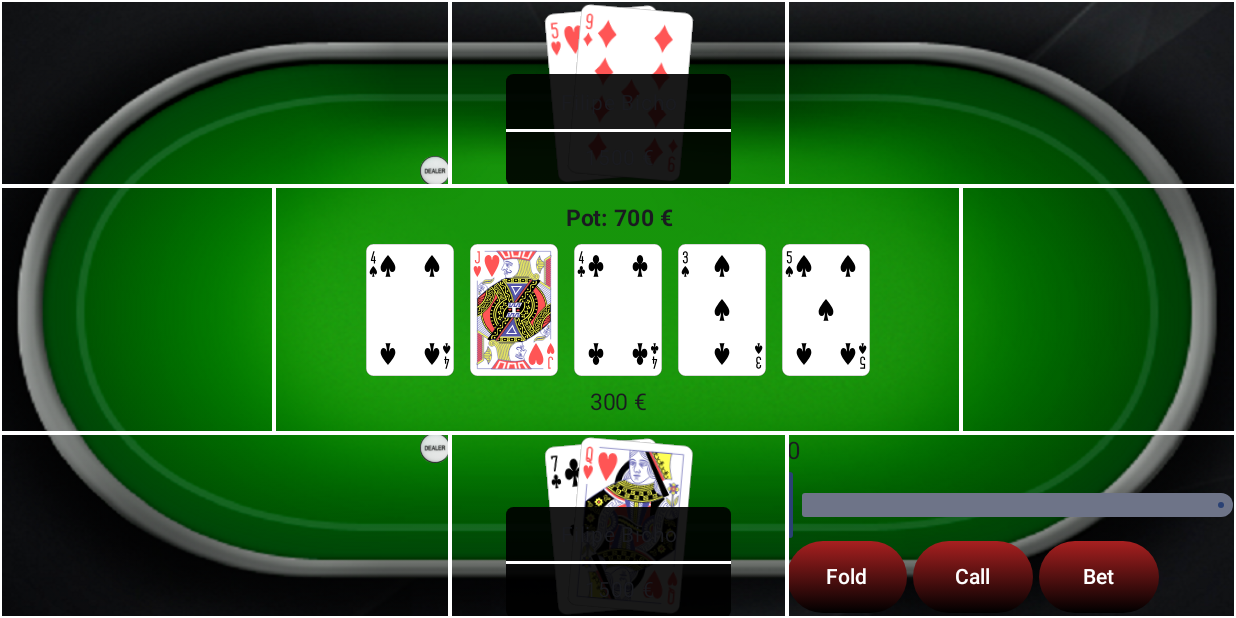
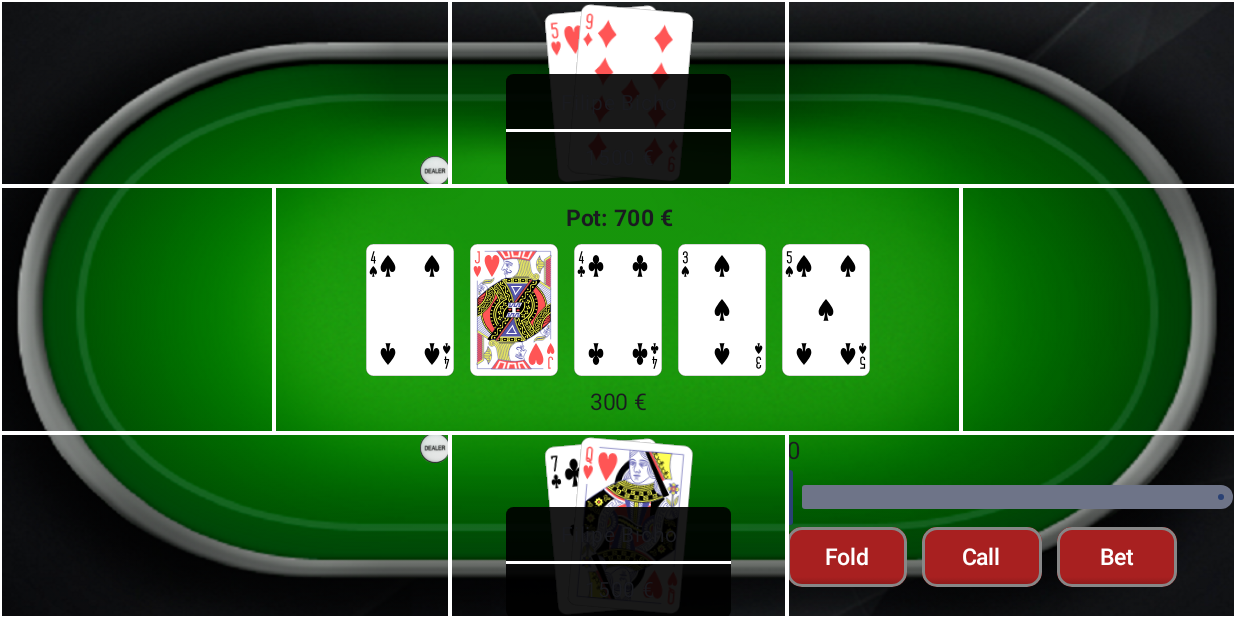
Before and after one commit to FilipeBicho/heads-up-poker, an Android app built with Jetpack Compose: the screen it shows after launch (MainActivity), on a phone screen of 824 x 412 dp (held sideways). Run offline under Robolectric (Android 15) with nearby library versions, the phone set to English and light mode, and no system bars.

Commit message:
create button styling

```diff
--- a/app/src/main/java/com/example/poker/GameDesign.kt
+++ b/app/src/main/java/com/example/poker/GameDesign.kt
@@ -11,6 +11,7 @@ import androidx.compose.foundation.layout.Row
 import androidx.compose.foundation.layout.fillMaxHeight
 import androidx.compose.foundation.layout.fillMaxSize
 import androidx.compose.foundation.layout.fillMaxWidth
+import androidx.compose.foundation.layout.height
 import androidx.compose.foundation.layout.padding
 import androidx.compose.foundation.layout.size
 import androidx.compose.foundation.layout.width
@@ -22,7 +23,6 @@ import androidx.compose.material3.ButtonDefaults
 import androidx.compose.material3.Divider
 import androidx.compose.material3.ExperimentalMaterial3Api
 import androidx.compose.material3.Slider
-import androidx.compose.material3.SliderDefaults
 import androidx.compose.material3.Text
 import androidx.compose.runtime.Composable
 import androidx.compose.runtime.getValue
@@ -31,11 +31,14 @@ import androidx.compose.runtime.remember
 import androidx.compose.runtime.setValue
 import androidx.compose.ui.Alignment
 import androidx.compose.ui.Modifier
+import androidx.compose.ui.draw.clip
 import androidx.compose.ui.draw.rotate
+import androidx.compose.ui.geometry.Offset
 import androidx.compose.ui.graphics.Brush
 import androidx.compose.ui.graphics.Color
 import androidx.compose.ui.layout.ContentScale
 import androidx.compose.ui.platform.LocalContext
+import androidx.compose.ui.res.colorResource
 import androidx.compose.ui.res.painterResource
 import androidx.compose.ui.text.font.FontWeight
 import androidx.compose.ui.text.style.TextAlign
@@ -43,7 +46,6 @@ import androidx.compose.ui.text.style.TextOverflow
 import androidx.compose.ui.unit.dp
 import androidx.compose.ui.unit.sp
 import androidx.compose.ui.zIndex
-import androidx.core.graphics.toColorInt
 import kotlin.math.roundToInt
 
 @OptIn(ExperimentalMaterial3Api::class)
@@ -171,7 +173,16 @@ fun Layout(game: Game) {
                     modifier = Modifier
                         .fillMaxHeight()
                         .weight(0.4f)
-                        .border(1.dp, Color.White),
+                        .border(1.dp, Color.White)
+                ) {
+                    Column(
+                        verticalArrangement = Arrangement.spacedBy(2.dp)
+                    ) {
+
+                        Row(
+                            modifier = Modifier
+                                .fillMaxWidth()
+                                .weight(0.5f)
                         ) {
                             Column {
                                 var sliderPosition by remember { mutableStateOf(0f) }
@@ -184,9 +195,16 @@ fun Layout(game: Game) {
                                     onValueChange = { sliderPosition = it },
 
                                     )
-                        Row (
-                            horizontalArrangement = Arrangement.spacedBy(4.dp)
-                        ){
+                            }
+
+                        }
+
+                        Row(
+                            Modifier
+                                .fillMaxWidth()
+                                .weight(0.5f),
+                            horizontalArrangement = Arrangement.spacedBy(10.dp),
+                        ) {
                             Button("Fold")
                             Button("Call")
                             Button("Bet")
@@ -287,22 +305,39 @@ private fun DealerChipImage() {
 
 @Composable
 private fun Button(text: String) {
-    val contextForToast = LocalContext.current.applicationContext
 
+    val brush = Brush.linearGradient(
+        listOf(colorResource(id = R.color.dark_red), Color.Black),
+        start = Offset(0.0f, 50.0f),
+        end = Offset(0.0f, 100.0f)
+    )
+
+    val context = LocalContext.current.applicationContext
+
+    Box(
+        modifier = Modifier
+            .clip(shape = RoundedCornerShape(10.dp))
+            .border(
+                2.dp,
+                colorResource(id = R.color.custom_gray),
+                shape = RoundedCornerShape(10.dp)
+            )
+            .height(40.dp)
+            .width(80.dp)
+            .background(brush)
+    )
+    {
         Button(
-        modifier = Modifier
-            .width(80.dp)
-            .background(
-                brush = Brush.verticalGradient(
-                    colors = listOf(
-                        Color("#a82020".toColorInt()),
-                        Color.Black
+            onClick = { /*TODO*/ },
+            colors = ButtonDefaults.buttonColors(
+                containerColor = Color.Transparent,
+                contentColor = Color.White
             ),
-                ), shape = ButtonDefaults.elevatedShape
-            ),
-        onClick = {},
-        colors = ButtonDefaults.buttonColors(containerColor = Color.Transparent)
-    ) {
-        Text(text, color = Color.White)
+            modifier = Modifier.align(Alignment.Center)
+        )
+        {
+            Text(text = text, fontSize = 15.sp)
         }
     }
+
+}
--- a/app/src/main/res/values/colors.xml
+++ b/app/src/main/res/values/colors.xml
@@ -7,4 +7,6 @@
     <color name="teal_700">#FF018786</color>
     <color name="black">#FF000000</color>
     <color name="white">#FFFFFFFF</color>
+    <color name="dark_red">#a82020</color>
+    <color name="custom_gray">#878787</color>
 </resources>
```
Lines whose indentation alone changed are shown as unchanged.
